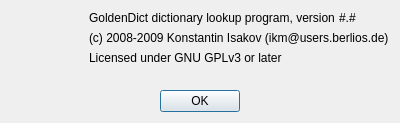
Old version of the form src/about.ui in the repository goldendict/goldendict.
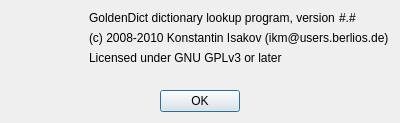
New version of the form. Icons and pictures are not drawn.

```diff
--- a/src/about.ui
+++ b/src/about.ui
@@ -67,7 +67,7 @@
        <item>
         <widget class="QLabel" name="label_2">
          <property name="text">
-          <string>(c) 2008-2009 Konstantin Isakov (ikm@users.berlios.de)</string>
+          <string>(c) 2008-2010 Konstantin Isakov (ikm@users.berlios.de)</string>
          </property>
          <property name="alignment">
           <set>Qt::AlignLeading|Qt::AlignLeft|Qt::AlignVCenter</set>
```
